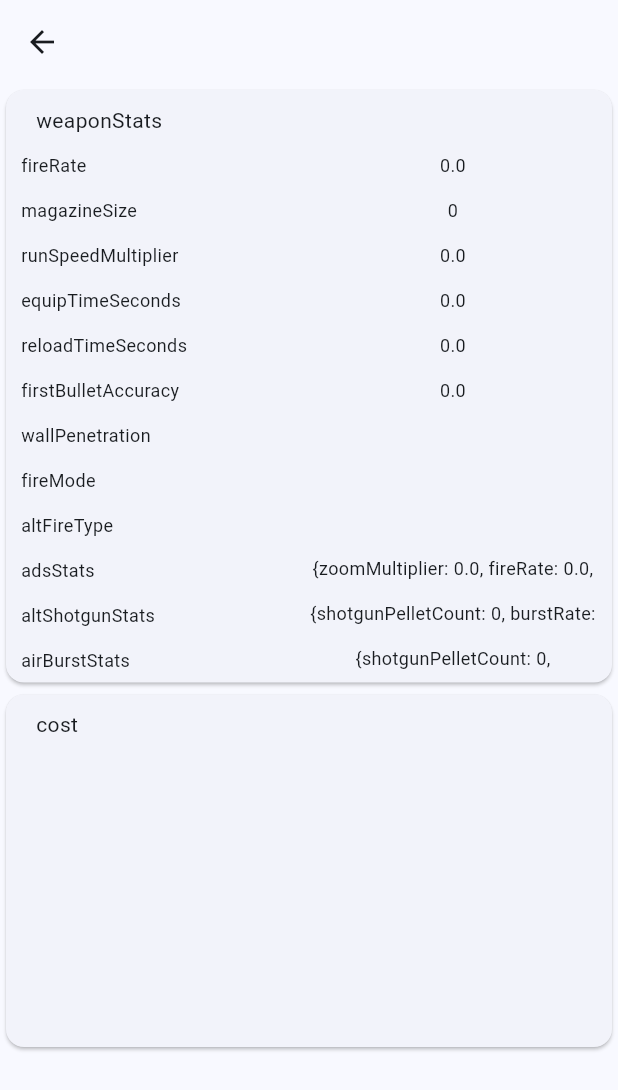
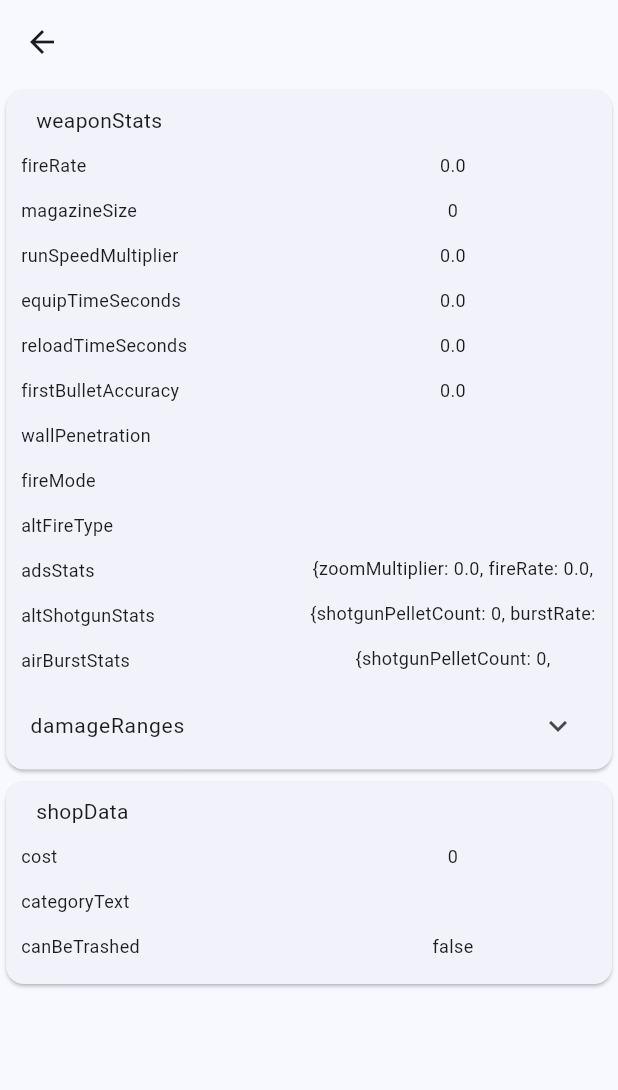
Before and after one commit to JasonWues/Valorant, a Flutter app: the WeaponView screen opened directly with empty values, on a phone screen of 412 x 824 dp. Shown: the top 1090 px of the screen. Run offline on Flutter 3.47's test engine with Material 2 defaults, Android fonts, the phone set to English and light mode, and no system bars; our stand-ins replace dio, easy_localization, flutter_riverpod, flutter_svg; network calls fail; Roboto replaces fonts that are missing (SourceHanSansSC).

Commit message:
weapon Ui modify

```diff
--- a/assets/translations/zh-CN.json
+++ b/assets/translations/zh-CN.json
@@ -13,6 +13,9 @@
     "headDamage":"头部伤害",
     "bodyDamage":"身体伤害",
     "legDamage":"腿部伤害",
+    "shopData":"商店数据",
     "cost":"价格",
+    "canBeTrashed":"是否可丢弃",
+    "skins":"皮肤",
     "to":"到"
 }
--- a/lib/models/weapons/adsStats.dart
+++ b/lib/models/weapons/adsStats.dart
@@ -1,3 +1,5 @@
+// ignore_for_file: file_names
+
 class AdsStats {
   double? zoomMultiplier;
   double? fireRate;
--- a/lib/models/weapons/airBurstStats.dart
+++ b/lib/models/weapons/airBurstStats.dart
@@ -1,3 +1,5 @@
+// ignore_for_file: file_names
+
 class AirBurstStats {
   int? shotgunPelletCount;
   double? burstDistance;
--- a/lib/models/weapons/altShotgunStats.dart
+++ b/lib/models/weapons/altShotgunStats.dart
@@ -1,3 +1,5 @@
+// ignore_for_file: file_names
+
 class AltShotgunStats {
   int? shotgunPelletCount;
   double? burstRate;
--- a/lib/models/weapons/damageRanges.dart
+++ b/lib/models/weapons/damageRanges.dart
@@ -1,3 +1,5 @@
+// ignore_for_file: file_names
+
 class DamageRanges {
   int? rangeStartMeters;
   int? rangeEndMeters;
--- a/lib/models/weapons/shopData.dart
+++ b/lib/models/weapons/shopData.dart
@@ -1,3 +1,5 @@
+// ignore_for_file: file_names
+
 import 'gridPosition.dart';
 
 class ShopData {
@@ -35,4 +37,20 @@ class ShopData {
     newImage2 = json['newImage2'];
     assetPath = json['assetPath'];
   }
+
+  Map<String, dynamic> toJson() {
+    final Map<String, dynamic> data = <String, dynamic>{};
+    data['cost'] = cost;
+    data['category'] = category;
+    data['categoryText'] = categoryText;
+    if (gridPosition != null) {
+      data['gridPosition'] = gridPosition!.toJson();
+    }
+    data['canBeTrashed'] = canBeTrashed;
+    data['image'] = image;
+    data['newImage'] = newImage;
+    data['newImage2'] = newImage2;
+    data['assetPath'] = assetPath;
+    return data;
+  }
 }
--- a/lib/models/weapons/weapon.dart
+++ b/lib/models/weapons/weapon.dart
@@ -46,4 +46,25 @@ class Weapon {
       });
     }
   }
+
+  Map<String, dynamic> toJson() {
+    final Map<String, dynamic> data = <String, dynamic>{};
+    data['uuid'] = uuid;
+    data['displayName'] = displayName;
+    data['category'] = category;
+    data['defaultSkinUuid'] = defaultSkinUuid;
+    data['displayIcon'] = displayIcon;
+    data['killStreamIcon'] = killStreamIcon;
+    data['assetPath'] = assetPath;
+    if (weaponStats != null) {
+      data['weaponStats'] = weaponStats!.toJson();
+    }
+    if (shopData != null) {
+      data['shopData'] = shopData!.toJson();
+    }
+    if (skins != null) {
+      data['skins'] = skins!.map((v) => v.toJson()).toList();
+    }
+    return data;
+  }
 }
--- a/lib/models/weapons/weaponStats.dart
+++ b/lib/models/weapons/weaponStats.dart
@@ -1,3 +1,5 @@
+// ignore_for_file: file_names
+
 import 'adsStats.dart';
 import 'airBurstStats.dart';
 import 'altShotgunStats.dart';
--- a/lib/views/agentView.dart
+++ b/lib/views/agentView.dart
@@ -1,3 +1,5 @@
+// ignore_for_file: file_names
+
 import 'package:flutter/material.dart';
 import 'package:flutter_riverpod/flutter_riverpod.dart';
 import 'package:valorant/models/agents/agent.dart';
--- a/lib/views/agentsView.dart
+++ b/lib/views/agentsView.dart
@@ -1,9 +1,13 @@
+// ignore_for_file: file_names
+
 import 'package:flutter/material.dart';
 import 'package:flutter_riverpod/flutter_riverpod.dart';
 
 import '../view_models/provider.dart';
 
 class AgentsView extends ConsumerWidget {
+  const AgentsView({super.key});
+
   @override
   Widget build(BuildContext context, WidgetRef ref) {
     final asyncValue = ref.watch(agentsProvider);
--- a/lib/views/weaponView.dart
+++ b/lib/views/weaponView.dart
@@ -1,3 +1,5 @@
+// ignore_for_file: file_names
+
 import 'package:easy_localization/easy_localization.dart';
 import 'package:flutter/material.dart';
 import 'package:flutter_riverpod/flutter_riverpod.dart';
@@ -6,7 +8,15 @@ import 'package:valorant/models/weapons/weapon.dart';
 class WeaponView extends ConsumerWidget {
   const WeaponView({super.key});
 
-  ExpansionTile getDamageRanges(Map<String, dynamic> weaponStatsMap,
+  @override
+  Widget build(BuildContext context, WidgetRef ref) {
+    final args = ModalRoute.of(context)!.settings.arguments as Weapon;
+    final weaponMap = args.toJson();
+    final weaponStatsMap = args.weaponStats!.toJson();
+    final shopDataMap = args.shopData!.toJson();
+    final skins = args.skins;
+
+    ExpansionTile getDamageRanges(
         List<Map<String, dynamic>> damageRangesList, int index) {
       return ExpansionTile(
         title: Text(
@@ -46,50 +56,30 @@ class WeaponView extends ConsumerWidget {
       );
     }
 
-  @override
-  Widget build(BuildContext context, WidgetRef ref) {
-    final args = ModalRoute.of(context)!.settings.arguments as Weapon;
-    final weaponStatsMap = args.weaponStats!.toJson();
-    return Scaffold(
-        appBar: AppBar(title: Text(args.displayName!)),
-        body: SingleChildScrollView(
-            child: Column(children: [
-          // Image.network(
-          //   args.displayIcon!,
-          //   filterQuality: FilterQuality.high,
-          //   loadingBuilder: (context, child, loadingProgress) {
-          //     if (loadingProgress == null) return child;
-          //     return const CircularProgressIndicator();
-          //   },
-          //   errorBuilder: (context, error, stackTrace) =>
-          //       const Text("Some errors occurred!"),
-          // ),
-          Card(
+    Card getWeaponStatsCard() {
+      return Card(
         child: Column(
           crossAxisAlignment: CrossAxisAlignment.start,
           children: [
             Padding(
                 padding: const EdgeInsets.fromLTRB(20, 10, 0, 5),
                 child: Text("weaponStats".tr())),
-                SizedBox(
-                    height: 360,
-                    child: ListView.builder(
+            ListView.builder(
+              shrinkWrap: true,
               itemCount: weaponStatsMap.length,
               itemBuilder: (context, index) {
+                debugPrint(index.toString());
                 if (weaponStatsMap.keys.elementAt(index) ==
                         "shotgunPelletCount" ||
                     weaponStatsMap.keys.elementAt(index) == "feature") {
                   return const SizedBox.shrink();
                 }
 
-                        if (weaponStatsMap.keys.elementAt(index) ==
-                            "damageRanges") {
+                if (weaponStatsMap.keys.elementAt(index) == "damageRanges") {
                   final damageRangesList = weaponStatsMap.values
                       .elementAt(index) as List<Map<String, dynamic>>;
-                          return getDamageRanges(
-                              weaponStatsMap, damageRangesList, index);
+                  return getDamageRanges(damageRangesList, index);
                 }
-
                 return Container(
                   height: 30,
                   padding: const EdgeInsets.fromLTRB(10, 5, 10, 5),
@@ -101,9 +91,7 @@ class WeaponView extends ConsumerWidget {
                     )),
                     Expanded(
                       child: Text(
-                                weaponStatsMap.values
-                                    .elementAt(index)
-                                    .toString(),
+                        weaponStatsMap.values.elementAt(index).toString(),
                         textAlign: TextAlign.center,
                         style: const TextStyle(fontSize: 12),
                       ),
@@ -111,27 +99,74 @@ class WeaponView extends ConsumerWidget {
                   ]),
                 );
               },
-                    ))
+            )
           ],
         ),
-          ),
-          Card(
-              child: Column(
-                  crossAxisAlignment: CrossAxisAlignment.start,
-                  children: [
+      );
+    }
+
+    Card getshopDataCard() {
+      return Card(
+          child:
+              Column(crossAxisAlignment: CrossAxisAlignment.start, children: [
         Padding(
           padding: const EdgeInsets.fromLTRB(20, 10, 0, 5),
-                  child: Text("cost".tr()),
+          child: Text("shopData".tr()),
         ),
         SizedBox(
-                  height: 200,
+          height: 100,
           child: ListView.builder(
             itemCount: 5,
             physics: const NeverScrollableScrollPhysics(),
-                    itemBuilder: (context, index) {},
+            itemBuilder: (context, index) {
+              if (shopDataMap.keys.elementAt(index) == "category" ||
+                  shopDataMap.keys.elementAt(index) == "gridPosition") {
+                return const SizedBox.shrink();
+              }
+              return Container(
+                height: 30,
+                padding: const EdgeInsets.fromLTRB(10, 5, 10, 5),
+                child: Row(children: [
+                  Expanded(
+                      child: Text(
+                    shopDataMap.keys.elementAt(index).tr(),
+                    style: const TextStyle(fontSize: 12),
+                  )),
+                  Expanded(
+                    child: Text(
+                      shopDataMap.values.elementAt(index).toString(),
+                      textAlign: TextAlign.center,
+                      style: const TextStyle(fontSize: 12),
+                    ),
+                  ),
+                ]),
+              );
+            },
           ),
         )
-              ]))
-        ])));
+      ]));
+    }
+
+    return Scaffold(
+        body: CustomScrollView(
+      slivers: [
+        SliverAppBar(
+          title: Text(args.displayName!),
+          floating: true,
+          snap: true,
+        ),
+        SliverList(
+          delegate: SliverChildBuilderDelegate((context, index) {
+            if (weaponMap.keys.elementAt(index) == "weaponStats") {
+              return getWeaponStatsCard();
+            }
+            if (weaponMap.keys.elementAt(index) == "shopData") {
+              return getshopDataCard();
+            }
+            return const SizedBox.shrink();
+          }, childCount: weaponMap.length),
+        )
+      ],
+    ));
   }
 }
--- a/lib/views/weaponsView.dart
+++ b/lib/views/weaponsView.dart
@@ -1,9 +1,13 @@
+// ignore_for_file: file_names
+
 import 'package:flutter/material.dart';
 import 'package:flutter_riverpod/flutter_riverpod.dart';
 
 import '../view_models/provider.dart';
 
 class WeaponsView extends ConsumerWidget {
+  const WeaponsView({super.key});
+
   @override
   Widget build(BuildContext context, WidgetRef ref) {
     final asyncValue = ref.watch(weaponsProvider);
```
Also changed, not shown: lib/models/weapons/chromas.dart (+12 -0 lines), lib/models/weapons/gridPosition.dart (+9 -0 lines), lib/models/weapons/levels.dart (+11 -0 lines), lib/models/weapons/skins.dart (+18 -0 lines), lib/views/mainView.dart (+7 -1 lines). Lines whose indentation alone changed are shown as unchanged.
